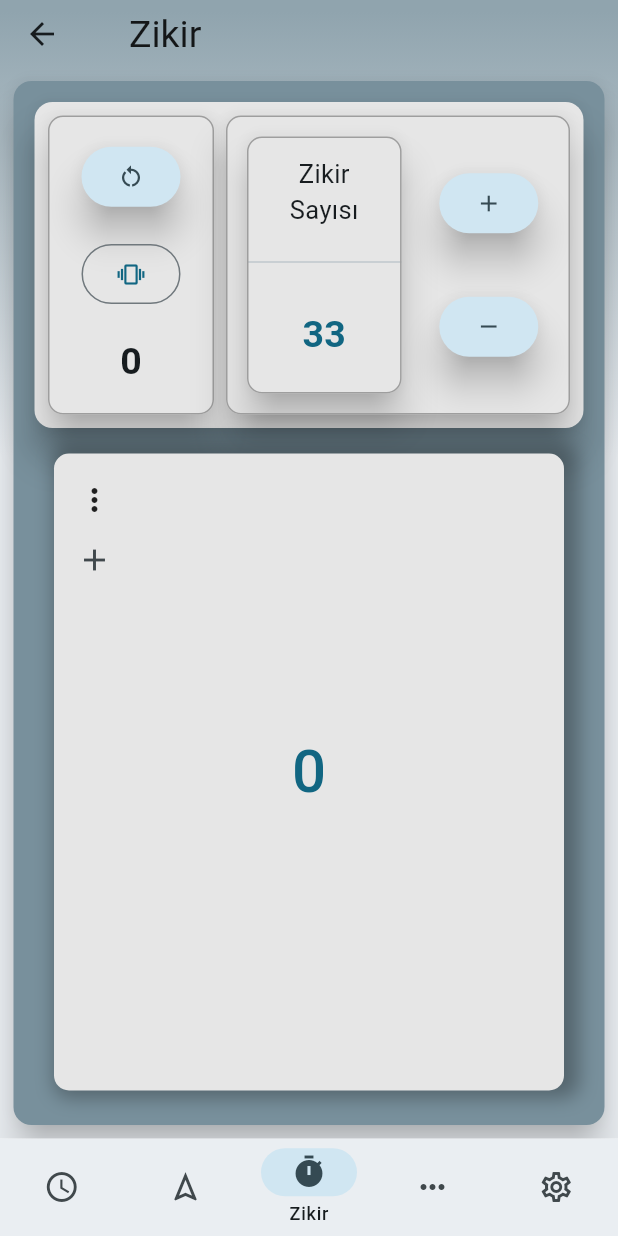
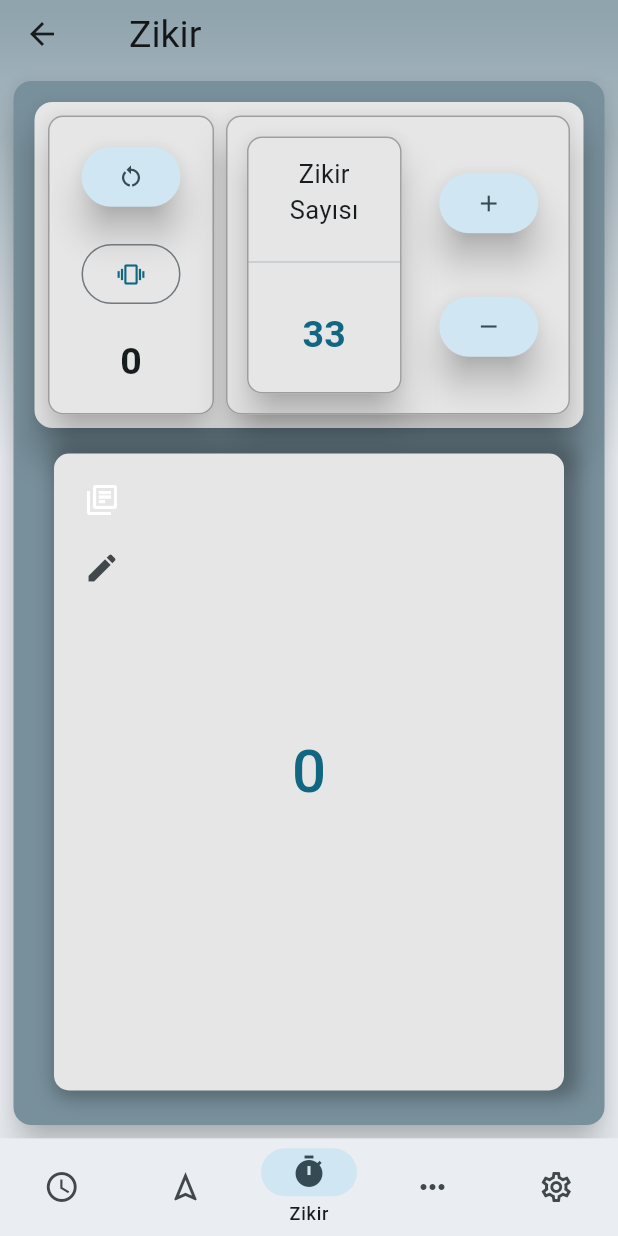
Before and after one commit to Afaruk59/Namaz-Vakti-App, a Flutter app: the HomePage screen opened directly, swiped to page 3, on a phone screen of 412 x 824 dp. Run offline on Flutter 3.47's test engine with Material 3 defaults, Android fonts, the phone set to English and light mode, and no system bars; our stand-ins replace connectivity_plus, csv, flutter_compass, geolocator, google_fonts, hijri and 2 more; accounts and stored records are empty; generated files the repository leaves out were written again; network calls fail; Roboto replaces fonts that are missing (Ubuntu).

Commit message:
17-10-24

```diff
--- a/lib/home_page.dart
+++ b/lib/home_page.dart
@@ -1,7 +1,6 @@
 import 'dart:async';
 import 'package:connectivity_plus/connectivity_plus.dart';
 import 'package:flutter/material.dart';
-import 'package:namaz_vakti_app/main.dart';
 import 'package:namaz_vakti_app/pages/more.dart';
 import 'package:namaz_vakti_app/pages/qibla.dart';
 import 'package:namaz_vakti_app/pages/settings.dart';
@@ -9,6 +8,31 @@ import 'package:namaz_vakti_app/pages/timesPage/times.dart';
 import 'package:namaz_vakti_app/pages/zikir.dart';
 import 'package:flutter_gen/gen_l10n/app_localization.dart';
 import 'package:provider/provider.dart';
+
+class GradientBack extends StatelessWidget {
+  const GradientBack({super.key, required this.child});
+  final Widget child;
+
+  @override
+  Widget build(BuildContext context) {
+    return Container(
+      decoration: BoxDecoration(
+        gradient: LinearGradient(
+          colors: [
+            Provider.of<ChangeSettings>(context).isDark == false
+                ? Provider.of<ChangeSettings>(context).color.shade300
+                : Provider.of<ChangeSettings>(context).color.shade800,
+            Theme.of(context).colorScheme.surfaceContainer,
+          ],
+          begin: Alignment.topCenter,
+          end: Alignment.bottomCenter,
+          stops: const [0.01, 0.4],
+        ),
+      ),
+      child: child,
+    );
+  }
+}
 
 class HomePage extends StatefulWidget {
   const HomePage({
@@ -117,7 +141,6 @@ class _HomePageState extends State<HomePage> {
         backgroundColor: Provider.of<ChangeSettings>(context).gradient == true
             ? Theme.of(context).colorScheme.surfaceContainer
             : Colors.transparent,
-        height: MainApp.currentHeight! < 700.0 ? 55 : 65,
         labelBehavior: NavigationDestinationLabelBehavior.onlyShowSelected,
         selectedIndex: _currentIndex,
         onDestinationSelected: (int index) {
--- a/lib/main.dart
+++ b/lib/main.dart
@@ -94,6 +94,9 @@ class MainApp extends StatelessWidget {
         cardColor: Provider.of<ChangeSettings>(context).isDark == false
             ? const Color.fromARGB(255, 230, 230, 230)
             : const Color.fromARGB(255, 40, 40, 40),
+        navigationBarTheme: NavigationBarThemeData(
+          height: MainApp.currentHeight! < 700.0 ? 55 : 65,
+        ),
       ),
       initialRoute: ChangeSettings.isfirst == true ? '/startup' : '/',
       routes: {
@@ -116,28 +119,3 @@ class MainApp extends StatelessWidget {
     );
   }
 }
-
-class GradientBack extends StatelessWidget {
-  const GradientBack({super.key, required this.child});
-  final Widget child;
-
-  @override
-  Widget build(BuildContext context) {
-    return Container(
-      decoration: BoxDecoration(
-        gradient: LinearGradient(
-          colors: [
-            Provider.of<ChangeSettings>(context).isDark == false
-                ? Provider.of<ChangeSettings>(context).color.shade300
-                : Provider.of<ChangeSettings>(context).color.shade800,
-            Theme.of(context).colorScheme.surfaceContainer,
-          ],
-          begin: Alignment.topCenter,
-          end: Alignment.bottomCenter,
-          stops: const [0.01, 0.4],
-        ),
-      ),
-      child: child,
-    );
-  }
-}
--- a/lib/pages/books.dart
+++ b/lib/pages/books.dart
@@ -1,4 +1,5 @@
 import 'package:flutter/material.dart';
+import 'package:namaz_vakti_app/home_page.dart';
 import 'package:namaz_vakti_app/main.dart';
 import 'package:namaz_vakti_app/pages/settings.dart';
 import 'package:provider/provider.dart';
@@ -194,13 +195,6 @@ class BookCard extends StatelessWidget {
                   builder: (BuildContext context) {
                     return Card(
                       elevation: 20,
-                      shape: RoundedRectangleBorder(
-                        side: const BorderSide(
-                          color: Colors.grey, // Kenar rengini belirleyin
-                          width: 2.0, // Kenar kalınlığını belirleyin
-                        ),
-                        borderRadius: BorderRadius.circular(10.0),
-                      ),
                       color: Theme.of(context).cardColor,
                       child: Scrollbar(
                         child: Padding(
--- a/lib/pages/dates.dart
+++ b/lib/pages/dates.dart
@@ -2,6 +2,7 @@ import 'package:flutter/material.dart';
 import 'package:http/http.dart' as http;
 import 'package:html/parser.dart' as html_parser;
 import 'package:html/dom.dart' as dom;
+import 'package:namaz_vakti_app/home_page.dart';
 import 'package:namaz_vakti_app/main.dart';
 import 'package:flutter_gen/gen_l10n/app_localization.dart';
 
--- a/lib/pages/kaza.dart
+++ b/lib/pages/kaza.dart
@@ -1,6 +1,6 @@
 import 'package:flutter/material.dart';
 import 'package:flutter/services.dart';
-import 'package:namaz_vakti_app/main.dart';
+import 'package:namaz_vakti_app/home_page.dart';
 import 'package:namaz_vakti_app/pages/settings.dart';
 import 'package:provider/provider.dart';
 import 'package:flutter_gen/gen_l10n/app_localization.dart';
--- a/lib/pages/startup.dart
+++ b/lib/pages/startup.dart
@@ -1,4 +1,5 @@
 import 'package:flutter/material.dart';
+import 'package:namaz_vakti_app/home_page.dart';
 import 'package:namaz_vakti_app/pages/settings.dart';
 import 'package:namaz_vakti_app/pages/timesPage/location.dart';
 import 'package:namaz_vakti_app/main.dart';
--- a/lib/pages/zikir.dart
+++ b/lib/pages/zikir.dart
@@ -473,9 +473,11 @@ class _ZikirCardState extends State<ZikirCard> {
                                   )
                                 : Container(),
                             Positioned(
-                              left: 15,
+                              left: 20,
                               top: 15,
                               child: PopupMenuButton<String>(
+                                icon: const Icon(Icons.my_library_books_outlined),
+                                iconColor: Theme.of(context).indicatorColor,
                                 offset: const Offset(5, 0),
                                 elevation: 10,
                                 enabled: true,
@@ -508,6 +510,7 @@ class _ZikirCardState extends State<ZikirCard> {
                                                   ? Text(
                                                       item,
                                                       style: const TextStyle(
+                                                          fontSize: 15,
                                                           fontWeight: FontWeight.bold),
                                                     )
                                                   : Container(),
@@ -555,8 +558,8 @@ class _ZikirCardState extends State<ZikirCard> {
                               ),
                             ),
                             Positioned(
-                              left: 15,
-                              top: 55,
+                              left: 20,
+                              top: 60,
                               child: IconButton(
                                 onPressed: () {
                                   showDialog(
@@ -611,13 +614,13 @@ class _ZikirCardState extends State<ZikirCard> {
                                         );
                                       });
                                 },
-                                icon: const Icon(Icons.add),
+                                icon: const Icon(Icons.edit),
                               ),
                             ),
                             _selectedProfile != ' '
                                 ? Positioned(
-                                    left: 15,
-                                    top: 95,
+                                    left: 20,
+                                    top: 105,
                                     child: IconButton(
                                       onPressed: () {
                                         showDialog(
```
